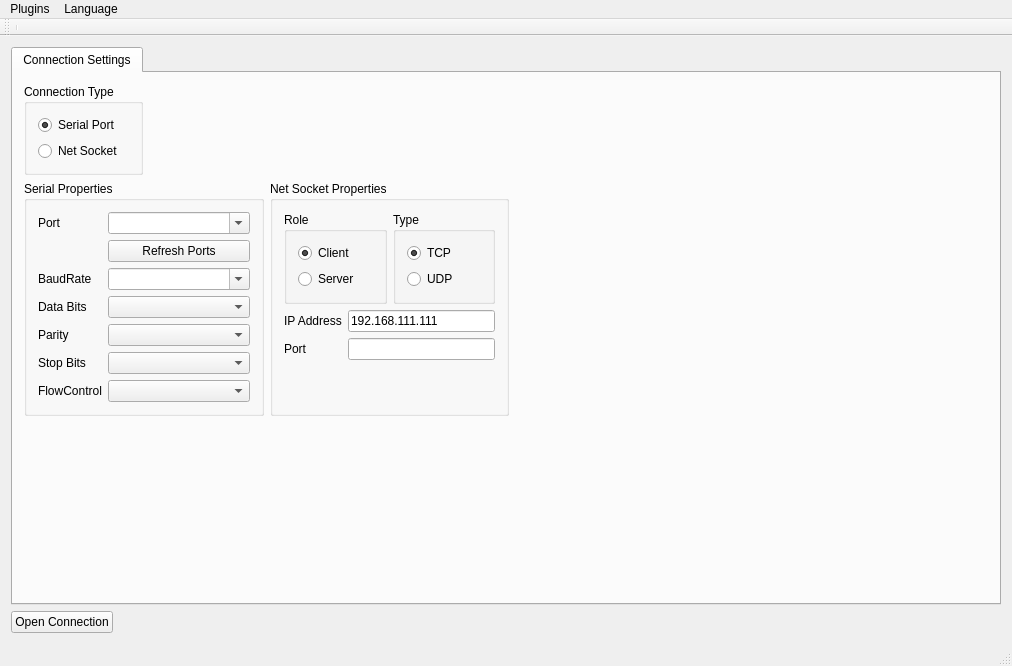
The window that mainwindow.ui (QAmigo/QAmigo) describes before a commit, drawn with Qt 5.
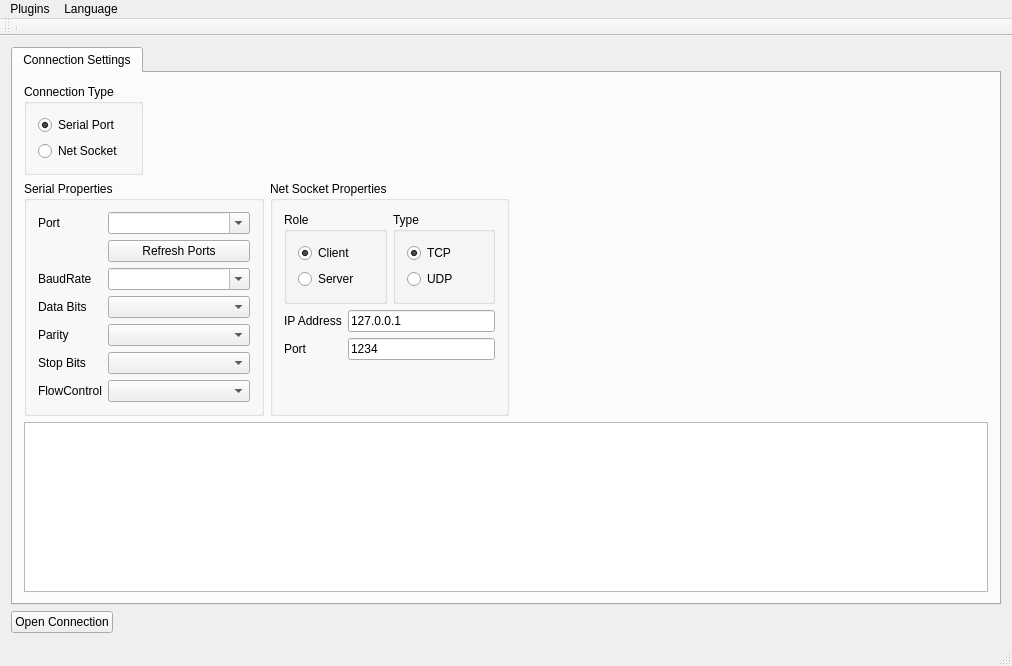
The same window after the commit. Icons and pictures are not drawn.

```diff
--- a/mainwindow.ui
+++ b/mainwindow.ui
@@ -264,7 +264,7 @@
                <item row="0" column="1">
                 <widget class="QLineEdit" name="inputNetIPAddr">
                  <property name="text">
-                  <string>192.168.111.111</string>
+                  <string>127.0.0.1</string>
                  </property>
                 </widget>
                </item>
@@ -276,7 +276,11 @@
                 </widget>
                </item>
                <item row="1" column="1">
-                <widget class="QLineEdit" name="inputNetPort"/>
+                <widget class="QLineEdit" name="inputNetPort">
+                 <property name="text">
+                  <string>1234</string>
+                 </property>
+                </widget>
                </item>
               </layout>
              </item>
@@ -299,17 +303,7 @@
          </layout>
         </item>
         <item>
-         <spacer name="verticalSpacer">
-          <property name="orientation">
-           <enum>Qt::Vertical</enum>
-          </property>
-          <property name="sizeHint" stdset="0">
-           <size>
-            <width>20</width>
-            <height>40</height>
-           </size>
-          </property>
-         </spacer>
+         <widget class="QTextBrowser" name="textLog"/>
         </item>
        </layout>
       </widget>
```
